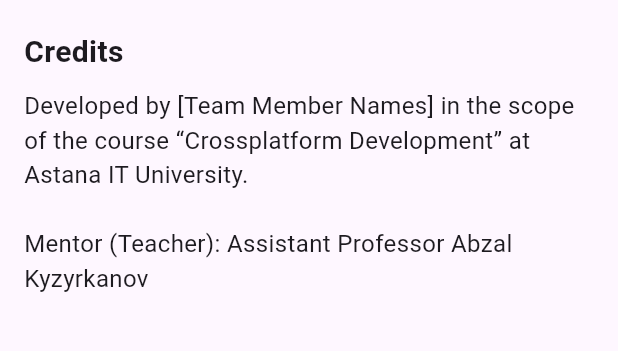
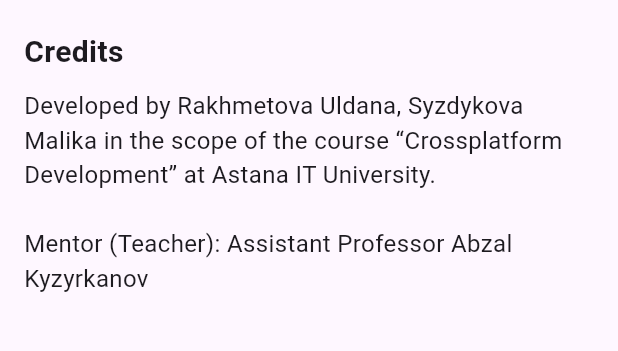
Before and after one commit to zzmeyuka/crossfooddiary, a Flutter app: the screen it shows after launch, on a phone screen of 412 x 824 dp, the part 312-663 px from its top. Run offline on Flutter 3.47's test engine with Material 3 defaults, Android fonts, the phone set to English and light mode, and no system bars.

Commit message:
Update about_page.dart

```diff
--- a/lib/about_page.dart
+++ b/lib/about_page.dart
@@ -30,7 +30,7 @@
             ),
             SizedBox(height: 10),
             Text(
-              'Developed by [Team Member Names] in the scope of the course '
+              'Developed by Rakhmetova Uldana, Syzdykova Malika in the scope of the course '
                   '“Crossplatform Development” at Astana IT University.\n\n'
                   'Mentor (Teacher): Assistant Professor Abzal Kyzyrkanov',
               style: TextStyle(fontSize: 16),
```
